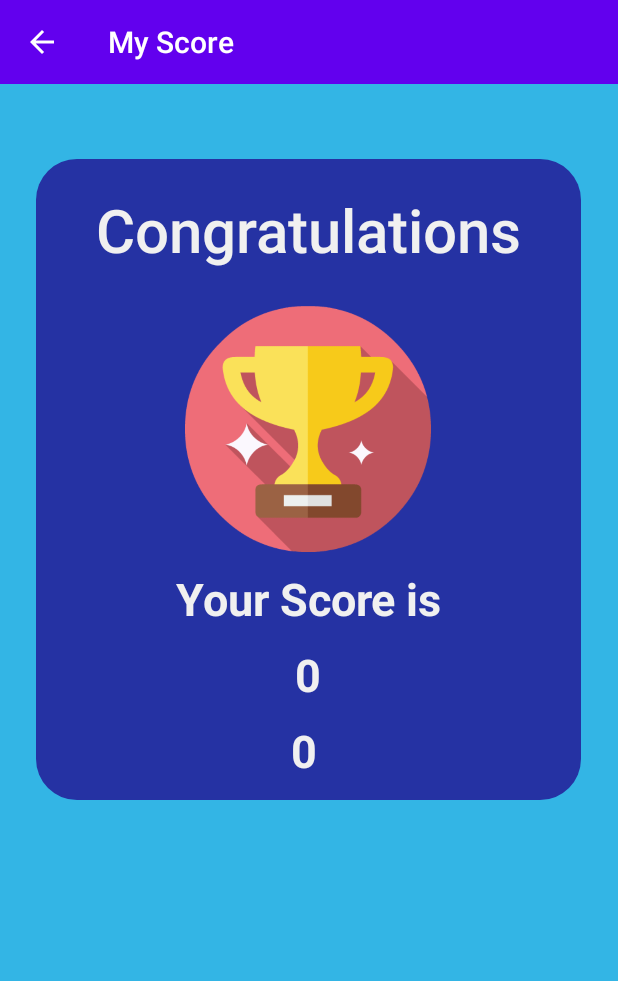
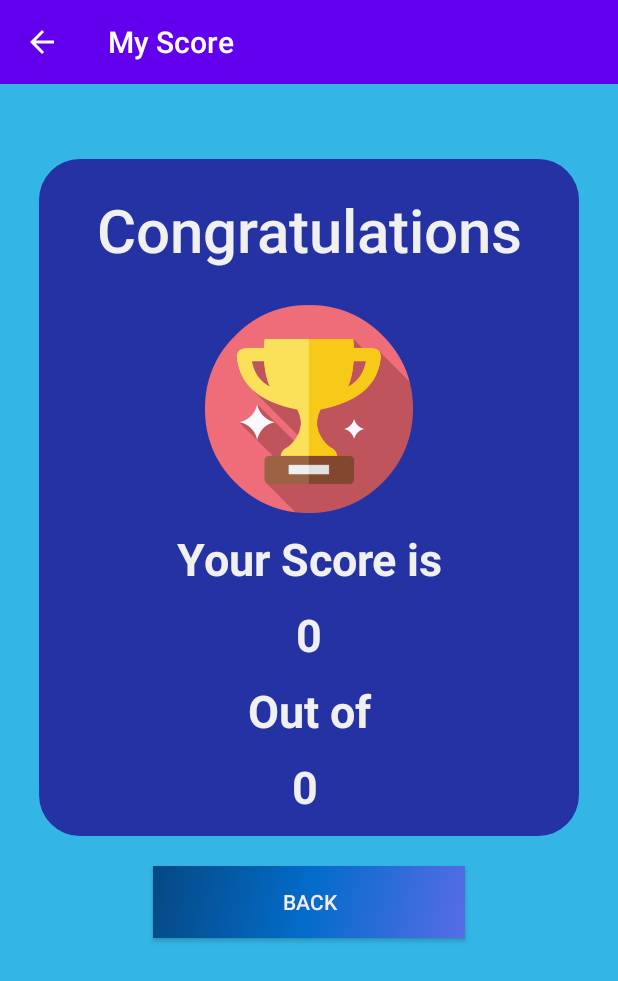
Before and after one commit to snehamainkar11/QuizApp_Android, an Android app: the ResultActivity screen opened directly, with no data from a screen before it, on a phone screen of 412 x 824 dp. Shown: the top 981 px of the screen. Run offline under Robolectric (Android 15) with nearby library versions, the phone set to English and light mode, and no system bars; our stand-ins replace Firebase (no records; nobody signed in at launch, a user with empty details on screens opened directly).

Commit message:
second commit

```diff
--- a/app/src/main/java/com/example/myapplication/MainActivity.java
+++ b/app/src/main/java/com/example/myapplication/MainActivity.java
@@ -43,9 +43,7 @@ public class MainActivity extends Activity {
 
         mAuth = FirebaseAuth.getInstance();
         if(mAuth.getCurrentUser() != null){
-            //close this activity
             finish();
-            //opening profile activity
             startActivity(new Intent(getApplicationContext(), DashboardActivity.class));
             finish();
         }
--- a/app/src/main/java/com/example/myapplication/ResultActivity.java
+++ b/app/src/main/java/com/example/myapplication/ResultActivity.java
@@ -1,24 +1,18 @@
 package com.example.myapplication;
 
-import androidx.annotation.NonNull;
-import androidx.appcompat.app.AppCompatActivity;
-import androidx.appcompat.widget.Toolbar;
-
+import android.annotation.SuppressLint;
 import android.app.Dialog;
-import android.content.Intent;
 import android.os.Bundle;
-import android.util.Log;
 import android.view.MenuItem;
 import android.view.View;
 import android.widget.Button;
 import android.widget.LinearLayout;
-import android.widget.RatingBar;
 import android.widget.TextView;
 import android.widget.Toast;
-
+import androidx.annotation.NonNull;
+import androidx.appcompat.app.AppCompatActivity;
+import androidx.appcompat.widget.Toolbar;
 import com.google.android.gms.tasks.OnCompleteListener;
-import com.google.android.gms.tasks.OnFailureListener;
-import com.google.android.gms.tasks.OnSuccessListener;
 import com.google.android.gms.tasks.Task;
 import com.google.firebase.auth.FirebaseAuth;
 import com.google.firebase.auth.FirebaseUser;
@@ -27,7 +21,6 @@ import com.google.firebase.database.DatabaseError;
 import com.google.firebase.database.DatabaseReference;
 import com.google.firebase.database.FirebaseDatabase;
 import com.google.firebase.database.ValueEventListener;
-
 import java.util.ArrayList;
 import java.util.HashMap;
 import java.util.List;
@@ -35,6 +28,7 @@ import java.util.UUID;
 
 public class ResultActivity extends AppCompatActivity {
     TextView score, total;
+    Button btnBack;
     Toolbar toolbar;
     String titlename;
     int sc = 0;
@@ -45,7 +39,7 @@ public class ResultActivity extends AppCompatActivity {
     final String id = UUID.randomUUID().toString();
     final HashMap<String, Object> map = new HashMap<>();
     final FirebaseUser user = FirebaseAuth.getInstance().getCurrentUser();
-
+    @SuppressLint("WrongViewCast")
     @Override
     protected void onCreate(Bundle savedInstanceState) {
         super.onCreate(savedInstanceState);
@@ -77,7 +71,22 @@ public class ResultActivity extends AppCompatActivity {
 
             }
         });
-*/
+ back1=findViewById(R.id.back);
+       back1.setOnClickListener(new View.OnClickListener() {
+           @Override
+           public void onClick(View v) {
+               Toast.makeText(ResultActivity.this, "Bye Bye", Toast.LENGTH_SHORT).show();
+           }
+       });
+        */
+        btnBack=findViewById(R.id.btn_back);
+        btnBack.setOnClickListener(new View.OnClickListener() {
+
+            public void onClick(View V) {
+                finish();
+            }
+        });
+
         map.put("category", titlename.toString());
         map.put("result", Integer.parseInt(score.getText().toString()));
         map.put("total", Integer.parseInt(total.getText().toString()));
@@ -115,10 +124,6 @@ public class ResultActivity extends AppCompatActivity {
         return super.onOptionsItemSelected(item);
     }
 
-
-
-
-
 public void checkScore(){
     myRef.child("Score").child( FirebaseAuth.getInstance().getCurrentUser().getUid()).orderByChild("category").equalTo(titlename.toString())
             .addValueEventListener(new ValueEventListener() {
@@ -144,5 +149,4 @@ public void checkScore(){
             });
 
 }
-
 }
--- a/app/src/main/res/layout/activity_result.xml
+++ b/app/src/main/res/layout/activity_result.xml
@@ -2,6 +2,7 @@
 <LinearLayout xmlns:android="http://schemas.android.com/apk/res/android"
     xmlns:app="http://schemas.android.com/apk/res-auto"
     xmlns:tools="http://schemas.android.com/tools"
+    android:id="@+id/back"
     android:layout_width="match_parent"
     android:layout_height="match_parent"
     android:background="@drawable/gradientbackground"
@@ -16,13 +17,11 @@
         android:layout_height="wrap_content"
         android:background="@color/colorPrimary"
         android:minHeight="?attr/actionBarSize"
-        android:theme="?attr/actionBarTheme"
-
-        />
+        android:theme="?attr/actionBarTheme" />
 
     <LinearLayout
-        android:layout_width="363dp"
-        android:layout_height="427dp"
+        android:layout_width="360dp"
+        android:layout_height="451dp"
         android:layout_gravity="center_horizontal|center_vertical"
         android:layout_marginTop="50dp"
         android:background="@drawable/login_shape_bk"
@@ -73,6 +72,17 @@
             android:textStyle="bold" />
 
         <TextView
+            android:id="@+id/score2"
+            android:layout_width="match_parent"
+            android:layout_height="wrap_content"
+            android:layout_marginTop="10dp"
+            android:text="Out of"
+            android:textAlignment="center"
+            android:textColor="@color/loginBkColor"
+            android:textSize="30sp"
+            android:textStyle="bold" />
+
+        <TextView
             android:id="@+id/total"
             android:layout_width="match_parent"
             android:layout_height="53dp"
@@ -83,6 +93,19 @@
             android:textColor="@color/loginBkColor"
             android:textSize="30sp"
             android:textStyle="bold" />
+
     </LinearLayout>
 
+
+        <Button
+            android:id="@+id/btn_back"
+            android:layout_width="208dp"
+            android:layout_height="wrap_content"
+            android:layout_gravity="center_horizontal"
+            android:layout_margin="20dp"
+            android:layout_marginTop="10dp"
+            android:background="@drawable/side_nav_bar"
+            android:text="Back"
+            android:textColor="#F4EBEB" />
+
 </LinearLayout>
```
